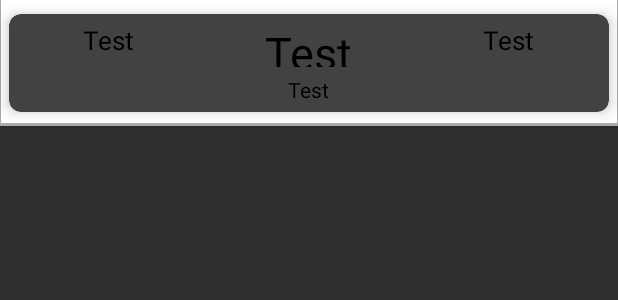
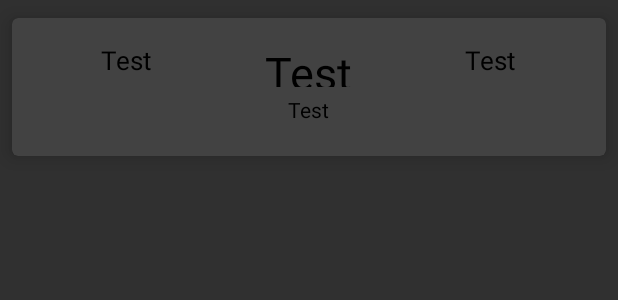
Before and after one commit to huhx0015/AN3_SuperDuo, an Android app: the layout scores_list_item.xml on its own in the app's theme, with its tools: preview values and no code run, on a phone screen of 412 x 824 dp. Shown: the top 300 px of the screen. Run offline under Robolectric (Android 15) with nearby library versions, the phone set to English and light mode, and no system bars.

Commit message:
[Football Scores] * Made visual changes to the CardView properties of the scores_list_item.xml layout.

```diff
--- a/football_scores/src/main/res/layout/scores_list_item.xml
+++ b/football_scores/src/main/res/layout/scores_list_item.xml
@@ -2,16 +2,15 @@
 <LinearLayout xmlns:android="http://schemas.android.com/apk/res/android"
     android:orientation="vertical" android:layout_width="match_parent"
     android:layout_height="wrap_content"
-    android:elevation="4dp"
-    android:background="@drawable/list_item">
+    android:elevation="4dp">
 
     <android.support.v7.widget.CardView
         xmlns:card_view="http://schemas.android.com/apk/res-auto"
-        android:layout_width="fill_parent"
+        android:layout_width="match_parent"
         android:layout_height="wrap_content"
         android:foreground="?android:attr/selectableItemBackground"
-        card_view:cardCornerRadius="8dp"
-        card_view:cardElevation="6dp"
+        card_view:cardCornerRadius="4dp"
+        card_view:cardElevation="8dp"
         card_view:cardPreventCornerOverlap="false"
         card_view:cardUseCompatPadding="true"
         android:elevation="8dp"
@@ -19,9 +18,10 @@
         android:id="@+id/book_list_item_cardview_container">
 
         <LinearLayout
-            android:orientation="horizontal" android:layout_width="match_parent"
+            android:orientation="horizontal"
+            android:layout_width="match_parent"
             android:layout_height="wrap_content"
-            android:paddingTop="5dp">
+            android:padding="16dp">
 
             <LinearLayout
                 android:layout_width="0dp"
```
